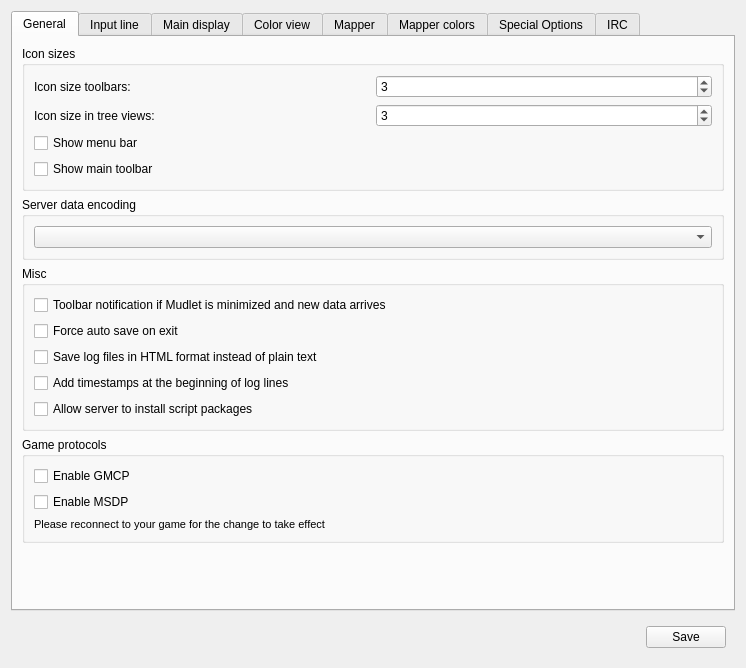
This is src/ui/profile_preferences.ui in Mudlet/Mudlet as Qt 5 draws it before an edit. The edited form follows.
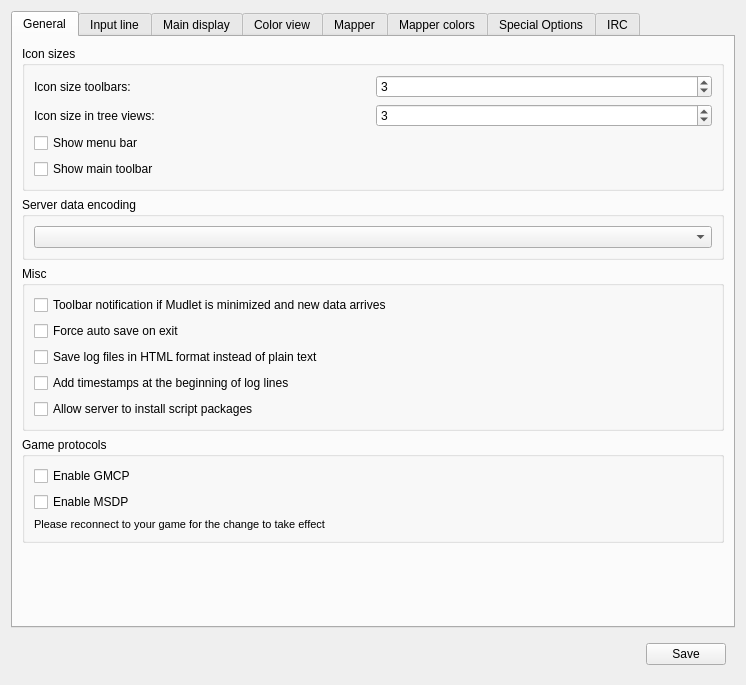
This is the edited form. Icons and pictures are not drawn.

The edit to the form file:
```diff
--- a/src/ui/profile_preferences.ui
+++ b/src/ui/profile_preferences.ui
@@ -6,8 +6,8 @@
    <rect>
     <x>0</x>
     <y>0</y>
-    <width>744</width>
-    <height>668</height>
+    <width>742</width>
+    <height>685</height>
    </rect>
   </property>
   <property name="sizePolicy">
```
